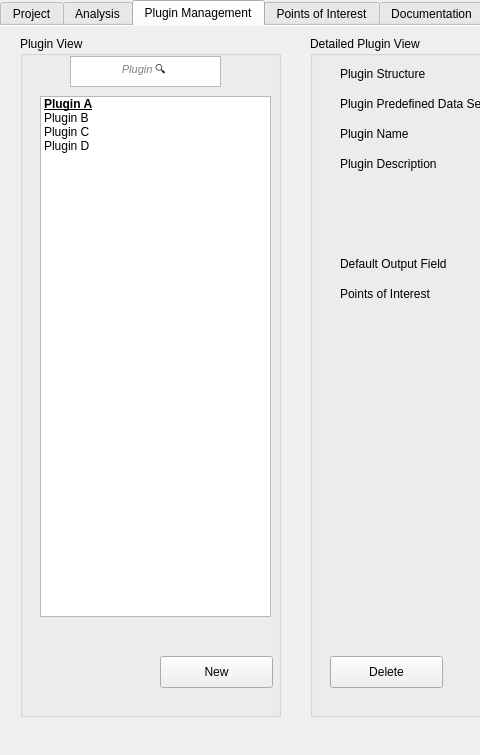
Old version of the form main.ui in the repository maurygrin/Software-Project-Team9; both pictures show x 0 to 480 and y 0 to 755 of the 1318 by 755 pixel window.
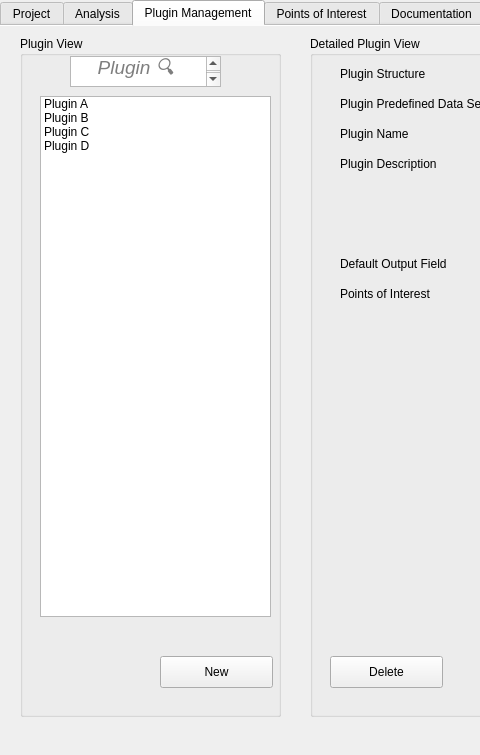
New version of the form. The open tabs and pages were chosen to show the change.

Commit message: Plugin Management Update 2

What changed in the file:
```diff
--- a/main.ui
+++ b/main.ui
@@ -643,7 +643,7 @@
 &lt;html&gt;&lt;head&gt;&lt;meta name=&quot;qrichtext&quot; content=&quot;1&quot; /&gt;&lt;style type=&quot;text/css&quot;&gt;
 p, li { white-space: pre-wrap; }
 &lt;/style&gt;&lt;/head&gt;&lt;body style=&quot; font-family:'MS Shell Dlg 2'; font-size:9.75pt; font-weight:400; font-style:normal;&quot;&gt;
-&lt;p align=&quot;center&quot; style=&quot; margin-top:0px; margin-bottom:0px; margin-left:0px; margin-right:0px; -qt-block-indent:0; text-indent:0px;&quot;&gt;&lt;span style=&quot; font-size:8.25pt; font-style:italic; color:#7e7e7e;&quot;&gt;Plugin &lt;/span&gt;&lt;span style=&quot; font-family:'Roboto,arial,sans-serif'; font-size:8pt; color:#222222; background-color:#ffffff;&quot;&gt;🔍&lt;/span&gt;&lt;span style=&quot; font-size:8pt; font-style:italic; color:#7e7e7e;&quot;&gt; &lt;/span&gt;&lt;/p&gt;&lt;/body&gt;&lt;/html&gt;</string>
+&lt;p align=&quot;center&quot; style=&quot; margin-top:0px; margin-bottom:0px; margin-left:0px; margin-right:0px; -qt-block-indent:0; text-indent:0px;&quot;&gt;&lt;span style=&quot; font-size:14pt; font-style:italic; color:#7e7e7e;&quot;&gt;Plugin 🔍 &lt;/span&gt;&lt;/p&gt;&lt;/body&gt;&lt;/html&gt;</string>
        </property>
       </widget>
       <widget class="QListWidget" name="listWidget_2">
@@ -661,9 +661,9 @@
         </property>
         <property name="font">
          <font>
-          <weight>75</weight>
-          <bold>true</bold>
-          <underline>true</underline>
+          <weight>50</weight>
+          <bold>false</bold>
+          <underline>false</underline>
          </font>
         </property>
        </item>
```
Left out of the diff: 8 changed lines with no effect on the pictures. The commit also changes 6 other files.
